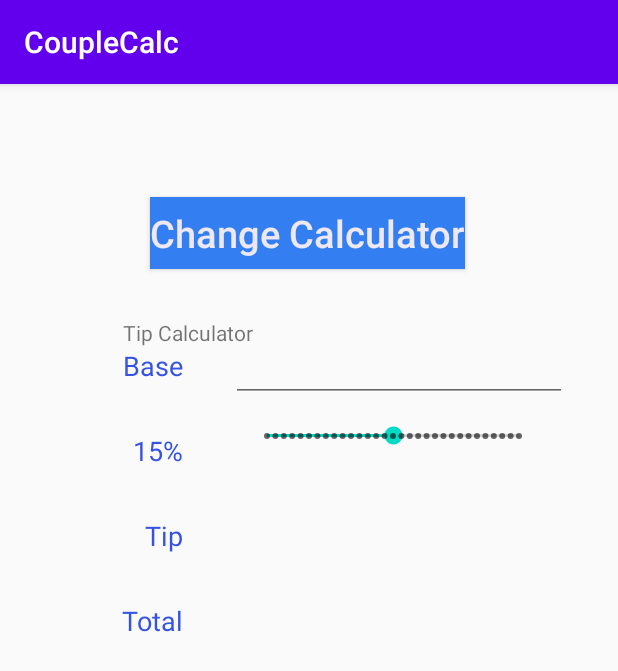
After one commit to ManojkumarKB/Android_projects, an Android app: the fragment FragmentTipCalculator placed in its activity, on a phone screen of 412 x 824 dp. The commit adds this screen. Shown: the top 671 px of the screen. Run offline under Robolectric (Android 15) with nearby library versions, the phone set to English and light mode, and no system bars; our stand-ins replace sdp/ssp sizes.

Commit message:
Dagger for fragments

```diff
--- a/app/build.gradle
+++ b/app/build.gradle
@@ -44,6 +44,9 @@ dependencies {
     kapt 'com.google.dagger:dagger-android-processor:2.20'
     kapt 'com.google.dagger:dagger-compiler:2.20'
 
+    implementation 'com.google.dagger:dagger:2.29'
+
+
     implementation 'android.arch.lifecycle:viewmodel:1.1.1'
     implementation 'android.arch.lifecycle:livedata:1.1.1'
     implementation 'android.arch.lifecycle:extensions:1.1.1'
--- a/app/src/main/AndroidManifest.xml
+++ b/app/src/main/AndroidManifest.xml
@@ -16,6 +16,9 @@
                 <category android:name="android.intent.category.LAUNCHER" />
             </intent-filter>
         </activity>
+
+        <activity android:name=".View.ChoiceCalcActivity"></activity>
+
     </application>
 
 </manifest>
--- a/app/src/main/java/com/example/couplecalc/Component/AppComponent.kt
+++ b/app/src/main/java/com/example/couplecalc/Component/AppComponent.kt
@@ -3,13 +3,16 @@ package com.example.couplecalc.Component
 import com.example.couplecalc.View.MainActivity
 import com.example.couplecalc.di.Module.AppModule
 import com.example.couplecalc.di.Module.AuthModule
+import com.example.couplecalc.di.Module.CalcModule
 import com.example.couplecalc.di.Module.LoginModule
 import dagger.Component
 import javax.inject.Singleton
 
-@Component(modules = [LoginModule::class, AuthModule::class, AppModule::class])
+@Component(modules = [LoginModule::class, AuthModule::class, AppModule::class, CalcModule::class])
 @Singleton
 interface AppCompon
 {
     fun inject(activity: MainActivity)
+
+    fun CalcComponent(): CalcComponent.Builder
 }
--- /dev/null
+++ b/app/src/main/java/com/example/couplecalc/Component/CalcComponent.kt
@@ -0,0 +1,31 @@
+package com.example.couplecalc.Component
+
+import com.example.couplecalc.View.Calculators.FragmentDisCalculator
+import com.example.couplecalc.View.Calculators.FragmentTipCalculator
+import com.example.couplecalc.View.MainActivity
+import com.example.couplecalc.View.ChoiceCalcActivity
+import com.example.couplecalc.ViewModel.LoginViewModel
+
+import dagger.Subcomponent
+import javax.inject.Scope
+
+@Scope
+@Retention(value = AnnotationRetention.RUNTIME)
+annotation class ActivityScope
+
+
+@ActivityScope
+@Subcomponent
+interface CalcComponent {
+
+    @Subcomponent.Builder
+    interface Builder {
+        fun create(): CalcComponent
+    }
+
+    fun inject(activity: ChoiceCalcActivity)
+
+    fun inject(ChoiceCalcViewModel: LoginViewModel)
+    fun inject(discFragment: FragmentDisCalculator)
+    fun inject(tipFragment: FragmentTipCalculator)
+}
--- /dev/null
+++ b/app/src/main/java/com/example/couplecalc/View/Calculators/FragmentDiscCalculator.kt
@@ -0,0 +1,136 @@
+package com.example.couplecalc.View.Calculators
+
+import android.content.Context
+import android.os.Bundle
+import android.text.Editable
+import android.text.TextWatcher
+import android.util.Log
+import android.view.LayoutInflater
+import android.view.View
+import android.view.ViewGroup
+import android.widget.SeekBar
+import androidx.fragment.app.Fragment
+import com.example.couplecalc.R
+import com.example.couplecalc.View.ChoiceCalcActivity
+import com.example.couplecalc.ViewModel.ChoiceCalcViewModel
+import kotlinx.android.synthetic.main.disccalculator.*
+import javax.inject.Inject
+
+private const val INITIAL_TIP_PERCENT =50
+class FragmentDisCalculator : Fragment()
+{
+    var TAG ="DisFragment"
+
+    @Inject lateinit var CalcViewModel: ChoiceCalcViewModel
+
+
+    override fun onAttach(context: Context) {
+        super.onAttach(context)
+        (activity as ChoiceCalcActivity).CalcComponent.inject(this)
+        Log.d(TAG,"onAttach")
+    }
+
+    override fun onCreate(savedInstanceState: Bundle?) {
+        super.onCreate(savedInstanceState)
+        Log.d(TAG,"onCreate")
+    }
+
+    override fun onCreateView(
+        inflater: LayoutInflater,
+        container: ViewGroup?,
+        savedInstanceState: Bundle?
+    ): View? {
+        Log.d(TAG,"onContentView")
+        return inflater!!.inflate(R.layout.disccalculator,container,false)
+    }
+
+    override fun onActivityCreated(savedInstanceState: Bundle?) {
+        super.onActivityCreated(savedInstanceState)
+        Log.d(TAG,"onActivityCreated")
+        seekBarTip.progress = INITIAL_TIP_PERCENT
+        tvDsPercent.text ="50%"
+        seekBarTip.setOnSeekBarChangeListener(object: SeekBar.OnSeekBarChangeListener
+        {
+
+            override fun onProgressChanged(seekBar: SeekBar?, progress: Int, fromUser: Boolean) {
+                Log.i(TAG,"onProgressChanged $progress")
+                tvDsPercent.text = "$progress%"
+                computeTipAndTotal();
+            }
+
+            override fun onStartTrackingTouch(seekBar: SeekBar?) {
+            }
+
+            override fun onStopTrackingTouch(seekBar: SeekBar?) {
+            }
+        })
+
+        tfBaseLabel.addTextChangedListener(object: TextWatcher {
+            override fun afterTextChanged(s: Editable?) {
+                Log.i(TAG,"afterTextChanged $s")
+                computeTipAndTotal()
+            }
+
+            override fun beforeTextChanged(s: CharSequence?, start: Int, count: Int, after: Int) {
+            }
+
+            override fun onTextChanged(s: CharSequence?, start: Int, before: Int, count: Int) {
+            }
+
+        })
+    }
+
+    override fun onStart() {
+        super.onStart()
+        Log.d(TAG,"onStart")
+    }
+
+    override fun onResume() {
+        super.onResume()
+        Log.d(TAG,"onResume")
+    }
+
+    override fun onPause() {
+        super.onPause()
+        Log.d(TAG,"onPause")
+    }
+
+    override fun onStop() {
+        super.onStop()
+        Log.d(TAG,"onStop")
+    }
+
+    override fun onDestroyView() {
+        super.onDestroyView()
+        Log.d(TAG,"onDestroyView")
+    }
+
+    override fun onDestroy() {
+        super.onDestroy()
+        Log.d(TAG,"onDestroy")
+    }
+
+    override fun onDetach() {
+        super.onDetach()
+        Log.d(TAG,"onDetach")
+    }
+
+    private fun computeTipAndTotal() {
+
+        //calculating the total and tip percentage
+        if(tfBaseLabel.text.toString().isEmpty())
+        {
+            tvTextView.text = "";
+            tvTotalAmount.text = "";
+            return;
+        }
+        val baseAmt = tfBaseLabel.text.toString().toDouble();
+        val tipPercent = seekBarTip.progress;
+        val dsAmount = baseAmt * tipPercent/100;
+        val totalAmount = CalcViewModel.calDisc(baseAmt,dsAmount)
+        tvTextView.text = "%.2f".format(dsAmount);
+        tvTotalAmount.text = "%.2f".format(totalAmount);
+
+    }
+
+}
--- /dev/null
+++ b/app/src/main/java/com/example/couplecalc/View/Calculators/FragmentTipCalculator.kt
@@ -0,0 +1,136 @@
+package com.example.couplecalc.View.Calculators
+
+import android.content.Context
+import android.os.Bundle
+import android.text.Editable
+import android.text.TextWatcher
+import android.util.Log
+import android.view.LayoutInflater
+import android.view.View
+import android.view.ViewGroup
+import android.widget.SeekBar
+import androidx.fragment.app.Fragment
+import com.example.couplecalc.R
+import com.example.couplecalc.View.ChoiceCalcActivity
+import com.example.couplecalc.ViewModel.ChoiceCalcViewModel
+import kotlinx.android.synthetic.main.tipcalculator_layout.*
+import javax.inject.Inject
+
+private const val INITIAL_TIP_PERCENT = 15
+
+class FragmentTipCalculator @Inject constructor() : Fragment()
+{
+    var TAG ="TipFragment"
+
+    @Inject lateinit var CalcViewModel: ChoiceCalcViewModel
+
+    override fun onAttach(context: Context) {
+        super.onAttach(context)
+        (activity as ChoiceCalcActivity).CalcComponent.inject(this)
+        Log.d(TAG,"onAttach")
+    }
+
+    override fun onCreate(savedInstanceState: Bundle?) {
+        super.onCreate(savedInstanceState)
+        Log.d(TAG,"onCreate")
+    }
+
+    override fun onCreateView(
+        inflater: LayoutInflater,
+        container: ViewGroup?,
+        savedInstanceState: Bundle?
+    ): View? {
+        Log.d(TAG,"onContentView")
+        return inflater!!.inflate(R.layout.tipcalculator_layout,container,false)
+    }
+
+    override fun onActivityCreated(savedInstanceState: Bundle?) {
+        super.onActivityCreated(savedInstanceState)
+        Log.d(TAG,"onActivityCreated")
+        seekBarTip.progress = INITIAL_TIP_PERCENT
+        tvTIpPercent.text ="15%"
+        seekBarTip.setOnSeekBarChangeListener(object: SeekBar.OnSeekBarChangeListener
+        {
+
+            override fun onProgressChanged(seekBar: SeekBar?, progress: Int, fromUser: Boolean) {
+                Log.i(TAG,"onProgressChanged $progress")
+                tvTIpPercent.text = "$progress%"
+                computeTipAndTotal();
+            }
+
+            override fun onStartTrackingTouch(seekBar: SeekBar?) {
+            }
+
+            override fun onStopTrackingTouch(seekBar: SeekBar?) {
+            }
+        })
+
+        tfBaseLabel.addTextChangedListener(object: TextWatcher {
+            override fun afterTextChanged(s: Editable?) {
+                Log.i(TAG,"afterTextChanged $s")
+                computeTipAndTotal()
+            }
+
+            override fun beforeTextChanged(s: CharSequence?, start: Int, count: Int, after: Int) {
+            }
+
+            override fun onTextChanged(s: CharSequence?, start: Int, before: Int, count: Int) {
+            }
+
+        })
+
+    }
+
+    override fun onStart() {
+        super.onStart()
+        Log.d(TAG,"onStart")
+    }
+
+    override fun onResume() {
+        super.onResume()
+        Log.d(TAG,"onResume")
+    }
+
+    override fun onPause() {
+        super.onPause()
+        Log.d(TAG,"onPause")
+    }
+
+    override fun onStop() {
+        super.onStop()
+        Log.d(TAG,"onStop")
+    }
+
+    override fun onDestroyView() {
+        super.onDestroyView()
+        Log.d(TAG,"onDestroyView")
+    }
+
+    override fun onDestroy() {
+        super.onDestroy()
+        Log.d(TAG,"onDestroy")
+    }
+
+    override fun onDetach() {
+        super.onDetach()
+        Log.d(TAG,"onDetach")
+    }
+
+    private fun computeTipAndTotal() {
+        //calculating the total and tip percentage
+        if(tfBaseLabel.text.toString().isEmpty())
+        {
+            tvTextView.text = "";
+            tvTotalAmount.text = "";
+            return;
+        }
+        val baseAmt = tfBaseLabel.text.toString().toDouble();
+        val tipPercent = seekBarTip.progress;
+        val tipAmount = CalcViewModel.calcTipPercent(baseAmt,tipPercent);
+        val totalAmount = tipAmount+baseAmt;
+        tvTextView.text = "%.2f".format(tipAmount);
+        tvTotalAmount.text = "%.2f".format(totalAmount);
+
+    }
+
+}
--- /dev/null
+++ b/app/src/main/java/com/example/couplecalc/View/ChoiceCalcActivity.kt
@@ -0,0 +1,94 @@
+package com.example.couplecalc.View
+
+import android.os.Bundle
+import android.util.Log
+import android.widget.Button
+import androidx.appcompat.app.AppCompatActivity
+import com.example.couplecalc.Component.CalcComponent
+import com.example.couplecalc.Component.DaggerAppCompon
+import com.example.couplecalc.R
+import com.example.couplecalc.View.Calculators.FragmentDisCalculator
+import com.example.couplecalc.View.Calculators.FragmentTipCalculator
+import com.example.couplecalc.ViewModel.ChoiceCalcViewModel
+import javax.inject.Inject
+
+class ChoiceCalcActivity : AppCompatActivity()
+{
+    var isFragmentOneLoaded = true;
+    val manager = supportFragmentManager
+
+    lateinit var CalcComponent: CalcComponent
+
+    @Inject
+    lateinit var CalcViewModel: ChoiceCalcViewModel
+
+    override fun onCreate(savedInstanceState: Bundle?) {
+
+
+
+
+        setContentView(R.layout.choice_calculator_layout)
+
+   //    CalcComponent =  DaggerAppCompon.create().CalcComponent().create()
+
+        CalcComponent = DaggerAppCompon.create().CalcComponent().create()
+
+        CalcComponent.inject(this)
+
+
+        super.onCreate(savedInstanceState)
+
+        Log.d("ActivityChceCalculator","onCreate")
+
+
+        val Change = findViewById<Button>(R.id.btnChngeCalc)
+
+        ShowFragmentOne()
+
+        Change.setOnClickListener({
+            if (isFragmentOneLoaded)
+                ShowFragmentTwo()
+            else
+                ShowFragmentOne()
+        })
+    }
+
+    private fun ShowFragmentTwo() {
+        val transaction = manager.beginTransaction()
+        val fragment = FragmentTipCalculator()
+        transaction.replace(R.id.frameLayout,fragment)
+        transaction.replace(R.id.frameLayout,fragment)
+        transaction.addToBackStack(null)
+        transaction.commit()
+        isFragmentOneLoaded = false
+    }
+
+    private fun ShowFragmentOne() {
+        val transaction = manager.beginTransaction()
+        val fragment = FragmentDisCalculator()
+        transaction.replace(R.id.frameLayout,fragment)
+        transaction.addToBackStack(null)
+        transaction.commit()
+        isFragmentOneLoaded = true
+    }
+
+    override fun onRestart() {
+        super.onRestart()
+        Log.d("ActivityChceCalculator","onRestart")
+    }
+
+    override fun onPause() {
+        super.onPause()
+        Log.d("ActivityChceCalculator","onPause")
+    }
+
+    override fun onStop() {
+        super.onStop()
+        Log.d("ActivityChceCalculator","onStop")
+    }
+
+    override fun onStart() {
+        super.onStart()
+        Log.d("ActivityChceCalculator","onStart")
+    }
+}
--- a/app/src/main/java/com/example/couplecalc/View/MainActivity.kt
+++ b/app/src/main/java/com/example/couplecalc/View/MainActivity.kt
@@ -1,5 +1,6 @@
 package com.example.couplecalc.View
 
+import android.content.Intent
 import androidx.appcompat.app.AppCompatActivity
 import android.os.Bundle
 import android.text.TextUtils
@@ -58,6 +59,8 @@ class MainActivity : AppCompatActivity() {
                         Toast.makeText(this, loginrp.value?.user.toString(), Toast.LENGTH_LONG)
                             .show()
                         txtLoginResult.text="Valid Credentials"
+                          val intent = Intent(this@MainActivity, ChoiceCalcActivity::class.java)
+                          startActivity(intent)
                         t="1"
                    }
                     if(t.equals("1")&&loginrp.value!=null)
--- /dev/null
+++ b/app/src/main/res/layout/choice_calculator_layout.xml
@@ -0,0 +1,26 @@
+<?xml version="1.0" encoding="utf-8"?>
+<LinearLayout
+    xmlns:android="http://schemas.android.com/apk/res/android" android:layout_width="match_parent"
+    android:layout_height="match_parent"
+    android:orientation="vertical">
+
+    <Button
+        android:id="@+id/btnChngeCalc"
+        android:layout_width="wrap_content"
+        android:layout_height="wrap_content"
+        android:layout_marginLeft="100dp"
+        android:layout_marginTop="75dp"
+        android:background="#337FF1"
+        android:text="Change Calculator"
+        android:textAllCaps="false"
+        android:textColor="#EDE8F4"
+        android:textSize="25dp"
+        ></Button>
+
+    <FrameLayout
+        android:id="@+id/frameLayout"
+        android:layout_width="wrap_content"
+        android:layout_height="wrap_content"
+        android:layout_marginLeft="2dp"
+        android:layout_marginTop="2dp"></FrameLayout>
+</LinearLayout>
--- /dev/null
+++ b/app/src/main/res/layout/tipcalculator_layout.xml
@@ -0,0 +1,113 @@
+<?xml version="1.0" encoding="utf-8"?>
+<androidx.constraintlayout.widget.ConstraintLayout xmlns:android="http://schemas.android.com/apk/res/android"
+    android:layout_width="match_parent"
+    android:layout_height="match_parent"
+    xmlns:tools="http://schemas.android.com/tools"
+    xmlns:app="http://schemas.android.com/apk/res-auto">
+
+    <TextView
+        android:layout_width="wrap_content"
+        android:layout_height="wrap_content"
+        android:text="Tip Calculator"
+        app:layout_constraintBottom_toTopOf="@+id/tvBase"
+        app:layout_constraintLeft_toLeftOf="@+id/tvBase"
+        android:textAllCaps="false"></TextView>
+
+    <TextView
+        android:id="@+id/tvBase"
+        android:layout_width="wrap_content"
+        android:layout_height="wrap_content"
+        android:layout_marginStart="80dp"
+        android:layout_marginLeft="30dp"
+        android:layout_marginTop="50dp"
+        app:layout_constraintTop_toBottomOf="@+id/btnChngeCalc"
+        android:text="Base"
+        android:textColor="#3552E4"
+        android:textSize="18sp"
+        app:layout_constraintStart_toStartOf="parent"
+        app:layout_constraintTop_toTopOf="parent" />
+
+    <TextView
+        android:id="@+id/tvTIpPercent"
+        android:layout_width="wrap_content"
+        android:layout_height="wrap_content"
+        android:layout_marginTop="32dp"
+        android:text="15%"
+        android:textColor="#3552E4"
+        android:textSize="18sp"
+        app:layout_constraintEnd_toEndOf="@+id/tvBase"
+        app:layout_constraintTop_toBottomOf="@+id/tvBase" />
+
+    <TextView
+        android:id="@+id/tvTipLabel"
+        android:layout_width="wrap_content"
+        android:layout_height="wrap_content"
+        android:layout_marginTop="32dp"
+        android:text="Tip"
+        android:textColor="#3552E4"
+        android:textSize="18sp"
+        app:layout_constraintEnd_toEndOf="@+id/tvBase"
+        app:layout_constraintTop_toBottomOf="@+id/tvTIpPercent" />
+
+    <TextView
+        android:id="@+id/tvTotalLabel"
+        android:layout_width="wrap_content"
+        android:layout_height="wrap_content"
+        android:layout_marginTop="32dp"
+        android:text="Total"
+        android:textColor="#3552E4"
+        android:textSize="18sp"
+        app:layout_constraintEnd_toEndOf="@+id/tvBase"
+        app:layout_constraintTop_toBottomOf="@+id/tvTipLabel" />
+
+    <EditText
+        android:id="@+id/tfBaseLabel"
+        android:layout_width="wrap_content"
+        android:layout_height="wrap_content"
+        android:layout_marginStart="32dp"
+        android:layout_marginLeft="32dp"
+        android:ems="8"
+        android:inputType="numberDecimal"
+        android:textSize="24sp"
+        app:layout_constraintStart_toEndOf="@+id/tvBase"
+        app:layout_constraintBaseline_toBaselineOf="@id/tvBase"
+        tools:layout_editor_absoluteY="31dp" />
+
+    <SeekBar
+        android:id="@+id/seekBarTip"
+        style="@style/Widget.AppCompat.SeekBar.Discrete"
+        android:layout_width="200dp"
+        android:layout_height="20dp"
+        android:layout_marginStart="40dp"
+        android:layout_marginLeft="40dp"
+        android:layout_marginBottom="20dp"
+        android:max="30"
+        android:progress="3"
+        app:layout_constraintBottom_toBottomOf="@id/tvTIpPercent"
+        app:layout_constraintStart_toEndOf="@+id/tvTIpPercent"
+        app:layout_constraintTop_toTopOf="@id/tvTIpPercent" />
+
+    <TextView
+        android:id="@+id/tvTextView"
+        android:layout_width="wrap_content"
+        android:layout_height="wrap_content"
+        android:layout_marginStart="32dp"
+        android:layout_marginLeft="32dp"
+        android:textSize="24sp"
+        app:layout_constraintStart_toEndOf="@+id/tvTipLabel"
+        app:layout_constraintBaseline_toBaselineOf="@id/tvTipLabel"
+
+        tools:text="3.78" />
+
+    <TextView
+        android:id="@+id/tvTotalAmount"
+        android:layout_width="wrap_content"
+        android:layout_height="wrap_content"
+        android:layout_marginStart="32dp"
+        android:layout_marginLeft="32dp"
+        android:textSize="24sp"
+        app:layout_constraintStart_toEndOf="@+id/tvTotalLabel"
+        app:layout_constraintBaseline_toBaselineOf="@id/tvTotalLabel"
+        tools:text="12.8" />
+
+</androidx.constraintlayout.widget.ConstraintLayout>
```
Also changed, not shown: app/src/main/java/com/example/couplecalc/ViewModel/ChoiceCalcViewModel.kt (added, +29 -0 lines), app/src/main/java/com/example/couplecalc/di/Module/CalcModule.kt (added, +8 -0 lines), app/src/main/res/layout/disccalculator.xml (added, +111 -0 lines).
